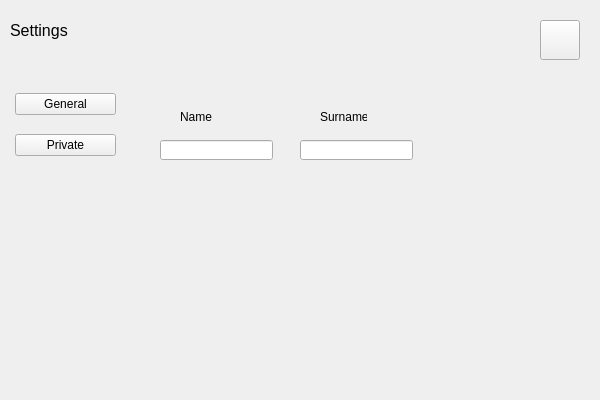
The window that LoginPanel/loginpanel.ui (piotrst99/LoginPanel-Qt) describes before a commit, drawn with Qt 5.
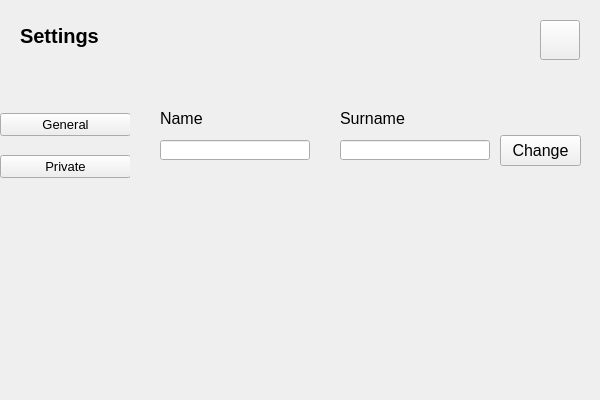
The same window after the commit. The open tabs and pages were chosen to show the change.

Diff of the .ui file:
```diff
--- a/LoginPanel/loginpanel.ui
+++ b/LoginPanel/loginpanel.ui
@@ -579,24 +579,6 @@
      </widget>
     </widget>
     <widget class="QWidget" name="settingsPage">
-     <widget class="QLabel" name="settingsLabel">
-      <property name="geometry">
-       <rect>
-        <x>10</x>
-        <y>20</y>
-        <width>63</width>
-        <height>20</height>
-       </rect>
-      </property>
-      <property name="font">
-       <font>
-        <pointsize>12</pointsize>
-       </font>
-      </property>
-      <property name="text">
-       <string>Settings</string>
-      </property>
-     </widget>
      <widget class="QPushButton" name="backMenuButton">
       <property name="geometry">
        <rect>
@@ -610,44 +592,6 @@
        <string/>
       </property>
      </widget>
-     <widget class="QWidget" name="gridLayoutWidget">
-      <property name="geometry">
-       <rect>
-        <x>10</x>
-        <y>80</y>
-        <width>111</width>
-        <height>91</height>
-       </rect>
-      </property>
-      <layout class="QGridLayout" name="seetingsOption">
-       <property name="leftMargin">
-        <number>5</number>
-       </property>
-       <property name="topMargin">
-        <number>0</number>
-       </property>
-       <property name="rightMargin">
-        <number>5</number>
-       </property>
-       <property name="bottomMargin">
-        <number>0</number>
-       </property>
-       <item row="0" column="0">
-        <widget class="QPushButton" name="generalButton">
-         <property name="text">
-          <string>General</string>
-         </property>
-        </widget>
-       </item>
-       <item row="1" column="0">
-        <widget class="QPushButton" name="privateButton">
-         <property name="text">
-          <string>Private</string>
-         </property>
-        </widget>
-       </item>
-      </layout>
-     </widget>
      <widget class="QStackedWidget" name="settingsStackedWidget">
       <property name="geometry">
        <rect>
@@ -664,12 +608,17 @@
        <widget class="QLabel" name="nameLabelSet">
         <property name="geometry">
          <rect>
-          <x>50</x>
+          <x>30</x>
           <y>30</y>
-          <width>47</width>
-          <height>13</height>
+          <width>50</width>
+          <height>16</height>
          </rect>
         </property>
+        <property name="font">
+         <font>
+          <pointsize>12</pointsize>
+         </font>
+        </property>
         <property name="text">
          <string>Name</string>
         </property>
@@ -679,20 +628,30 @@
          <rect>
           <x>30</x>
           <y>60</y>
-          <width>113</width>
+          <width>150</width>
           <height>20</height>
          </rect>
         </property>
+        <property name="font">
+         <font>
+          <pointsize>10</pointsize>
+         </font>
+        </property>
        </widget>
        <widget class="QLabel" name="surnameLabelSet">
         <property name="geometry">
          <rect>
-          <x>190</x>
+          <x>210</x>
           <y>30</y>
-          <width>47</width>
-          <height>13</height>
+          <width>70</width>
+          <height>16</height>
          </rect>
         </property>
+        <property name="font">
+         <font>
+          <pointsize>12</pointsize>
+         </font>
+        </property>
         <property name="text">
          <string>Surname</string>
         </property>
@@ -700,15 +659,137 @@
        <widget class="QLineEdit" name="surnameTxtSet">
         <property name="geometry">
          <rect>
-          <x>170</x>
+          <x>210</x>
           <y>60</y>
+          <width>150</width>
+          <height>20</height>
+         </rect>
+        </property>
+        <property name="font">
+         <font>
+          <pointsize>10</pointsize>
+         </font>
+        </property>
+       </widget>
+       <widget class="QPushButton" name="changeNameSettings">
+        <property name="geometry">
+         <rect>
+          <x>370</x>
+          <y>55</y>
+          <width>81</width>
+          <height>31</height>
+         </rect>
+        </property>
+        <property name="font">
+         <font>
+          <pointsize>12</pointsize>
+         </font>
+        </property>
+        <property name="text">
+         <string>Change</string>
+        </property>
+       </widget>
+      </widget>
+      <widget class="QWidget" name="privatePage">
+       <widget class="QLineEdit" name="emailTxtSet">
+        <property name="geometry">
+         <rect>
+          <x>140</x>
+          <y>100</y>
           <width>113</width>
           <height>20</height>
          </rect>
         </property>
        </widget>
       </widget>
-      <widget class="QWidget" name="privatePage"/>
+     </widget>
+     <widget class="QWidget" name="settingsLeft" native="true">
+      <property name="geometry">
+       <rect>
+        <x>0</x>
+        <y>0</y>
+        <width>130</width>
+        <height>400</height>
+       </rect>
+      </property>
+      <widget class="QWidget" name="gridLayoutWidget">
+       <property name="geometry">
+        <rect>
+         <x>0</x>
+         <y>100</y>
+         <width>131</width>
+         <height>91</height>
+        </rect>
+       </property>
+       <layout class="QGridLayout" name="seetingsOption">
+        <property name="leftMargin">
+         <number>0</number>
+        </property>
+        <property name="topMargin">
+         <number>0</number>
+        </property>
+        <property name="rightMargin">
+         <number>0</number>
+        </property>
+        <property name="bottomMargin">
+         <number>0</number>
+        </property>
+        <item row="1" column="0">
+         <widget class="QPushButton" name="privateButton">
+          <property name="font">
+           <font>
+            <pointsize>10</pointsize>
+           </font>
+          </property>
+          <property name="text">
+           <string>Private</string>
+          </property>
+         </widget>
+        </item>
+        <item row="0" column="0">
+         <widget class="QPushButton" name="generalButton">
+          <property name="font">
+           <font>
+            <pointsize>10</pointsize>
+           </font>
+          </property>
+          <property name="text">
+           <string>General</string>
+          </property>
+         </widget>
+        </item>
+       </layout>
+      </widget>
+      <widget class="QWidget" name="topSettingsLeft" native="true">
+       <property name="geometry">
+        <rect>
+         <x>0</x>
+         <y>0</y>
+         <width>130</width>
+         <height>80</height>
+        </rect>
+       </property>
+       <widget class="QLabel" name="settingsLabel">
+        <property name="geometry">
+         <rect>
+          <x>20</x>
+          <y>20</y>
+          <width>92</width>
+          <height>32</height>
+         </rect>
+        </property>
+        <property name="font">
+         <font>
+          <pointsize>15</pointsize>
+          <weight>75</weight>
+          <bold>true</bold>
+         </font>
+        </property>
+        <property name="text">
+         <string>Settings</string>
+        </property>
+       </widget>
+      </widget>
      </widget>
     </widget>
    </widget>
```
Left out of the diff: 65 changed lines with no effect on the pictures.
